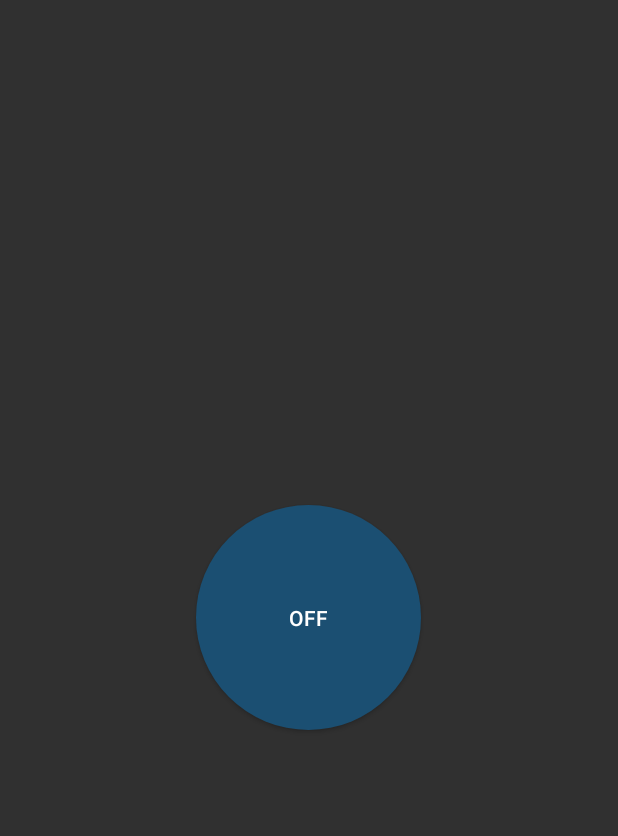
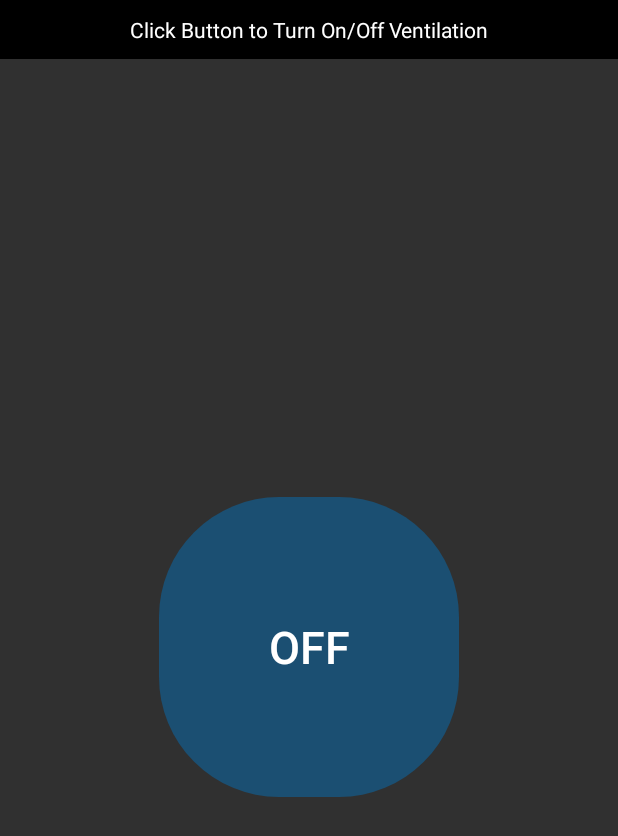
Before and after one commit to PhettyAndrew/techvid19, an Android app: the fragment TerminalFragment shown on its own in the app's theme, on a phone screen of 412 x 824 dp. Shown: the top 836 px of the screen. Run offline under Robolectric (Android 15) with nearby library versions, the phone set to English and light mode, and no system bars; 4 statements that could not run were skipped.

Commit message:
Update 1.0

```diff
--- a/app/build.gradle
+++ b/app/build.gradle
@@ -26,4 +26,5 @@ android {
 dependencies {
     implementation 'androidx.appcompat:appcompat:1.2.0'
     implementation 'com.google.android.material:material:1.2.1'
+    implementation 'androidx.constraintlayout:constraintlayout:1.1.3'
 }
--- a/app/src/main/res/layout/activity_main.xml
+++ b/app/src/main/res/layout/activity_main.xml
@@ -23,6 +23,7 @@
         android:id="@+id/fragment"
         android:layout_width="match_parent"
         android:layout_height="match_parent"
-        app:layout_behavior="@string/appbar_scrolling_view_behavior"/>
+        app:layout_behavior="@string/appbar_scrolling_view_behavior"
+        android:background="@color/design_default_color_background"/>
 
 </androidx.coordinatorlayout.widget.CoordinatorLayout>
--- a/app/src/main/res/layout/device_list_item.xml
+++ b/app/src/main/res/layout/device_list_item.xml
@@ -12,7 +12,8 @@
         android:layout_marginEnd="12dp"
         android:layout_width="match_parent"
         android:layout_height="wrap_content"
-        android:textAppearance="@style/TextAppearance.AppCompat.Medium" />
+        android:textAppearance="@style/TextAppearance.AppCompat.Medium"
+        android:textColor="@color/colorPrimaryDark"/>
 
     <TextView
         android:id="@+id/text2"
@@ -21,6 +22,7 @@
         android:layout_marginBottom="12dp"
         android:layout_width="match_parent"
         android:layout_height="wrap_content"
-        android:textAppearance="@style/TextAppearance.AppCompat.Small" />
+        android:textAppearance="@style/TextAppearance.AppCompat.Small"
+        android:textColor="@color/colorText"/>
 
 </LinearLayout>
--- a/app/src/main/res/layout/fragment_terminal.xml
+++ b/app/src/main/res/layout/fragment_terminal.xml
@@ -4,8 +4,7 @@
     xmlns:app="http://schemas.android.com/apk/res-auto"
     android:layout_width="match_parent"
     android:layout_height="match_parent"
-    android:orientation="vertical"
-    android:id="@+id/background_layout">
+    android:orientation="vertical">
 
     <TextView
         android:id="@+id/receive_text"
@@ -24,16 +23,26 @@
         android:layout_height="2dp"
         android:visibility="gone"/>
 
+    <TextView
+        android:layout_width="match_parent"
+        android:layout_height="wrap_content"
+        android:text="@string/on_off_ventilator"
+        android:textColor="@color/design_default_color_background"
+        android:background="@color/colorText"
+        android:padding="10dp"
+        android:gravity="center"/>
+
     <RelativeLayout
         android:layout_width="match_parent"
         android:layout_height="match_parent">
 
         <ToggleButton
-            android:layout_width="150dp"
-            android:layout_height="150dp"
+            android:layout_width="200dp"
+            android:layout_height="200dp"
             android:id="@+id/toogle"
             android:layout_centerInParent="true"
-            android:background="@layout/round_button"/>
+            android:background="@layout/round_button"
+            android:textSize="30sp"/>
 
         <!--<Button
             android:layout_width="wrap_content"
--- a/app/src/main/res/layout/round_button.xml
+++ b/app/src/main/res/layout/round_button.xml
@@ -6,7 +6,7 @@
     <item>
         <shape android:shape="rectangle">
             <solid android:color="@color/colorPrimaryDark"/>
-            <corners android:radius="100dp"/>
+            <corners android:radius="80dp"/>
         </shape>
     </item>
 
--- a/app/src/main/res/menu/menu_devices.xml
+++ b/app/src/main/res/menu/menu_devices.xml
@@ -2,5 +2,5 @@
 <menu xmlns:android="http://schemas.android.com/apk/res/android">
     <item
         android:id="@+id/bt_settings"
-        android:title="Bluetooth settings" />
+        android:title="Bluetooth settings"/>
 </menu>
--- a/app/src/main/res/menu/menu_terminal.xml
+++ b/app/src/main/res/menu/menu_terminal.xml
@@ -1,18 +1,25 @@
 <?xml version="1.0" encoding="utf-8"?>
-<menu xmlns:app="http://schemas.android.com/apk/res-auto"
+<menu
+    xmlns:app="http://schemas.android.com/apk/res-auto"
     xmlns:android="http://schemas.android.com/apk/res/android">
+
     <item
         android:id="@+id/clear"
         android:icon="@drawable/ic_delete_white_24dp"
         android:title="Clear"
-        app:showAsAction="always" />
+        app:showAsAction="always"
+        android:visible="false"/>
+
     <item
         android:id="@+id/newline"
         android:title="Newline"
-        app:showAsAction="never" />
+        app:showAsAction="never"
+        android:visible="false"/>
+
     <item
         android:id="@+id/hex"
         android:title="HEX Mode"
         android:checkable="true"
-        app:showAsAction="never" />
+        app:showAsAction="never"
+        android:visible="false"/>
 </menu>
--- a/app/src/main/res/values/colors.xml
+++ b/app/src/main/res/values/colors.xml
@@ -7,4 +7,5 @@
     <color name="colorRecieveText">#00FF00</color>
     <color name="colorSendText">#82CAFF</color>
     <color name="colorStatusText">#FFDB58</color>
+    <color name="colorText">#000000</color>
 </resources>
--- a/app/src/main/res/values/strings.xml
+++ b/app/src/main/res/values/strings.xml
@@ -1,4 +1,5 @@
 <resources>
     <string name="app_name">TechVid19</string>
-    <string name="devices">Bluetooth Devices</string>
+    <string name="devices">Your Bluetooth Devices</string>
+    <string name="on_off_ventilator">Click Button to Turn On/Off Ventilation</string>
 </resources>
```
Also changed, not shown: app/src/main/AndroidManifest.xml (+9 -6 lines), app/src/main/java/de/kai_morich/techvid19/splash_screen.java (added, +29 -0 lines), app/src/main/res/layout/activity_splash_screen.xml (added, +16 -0 lines), app/src/main/res/layout/device_list_header.xml (+4 -3 lines), app/src/main/res/drawable-xxhdpi/techvid_white_logo.png (added), app/src/main/res/mipmap-hdpi/ic_launcher.png (deleted), app/src/main/res/mipmap-mdpi/ic_launcher.png (deleted), app/src/main/res/mipmap-xhdpi/ic_launcher.png (deleted), app/src/main/res/mipmap-xxhdpi/ic_launcher.jpeg (added), app/src/main/res/mipmap-xxhdpi/ic_launcher.png (deleted), app/src/main/res/mipmap-xxxhdpi/ic_launcher.png (deleted).
